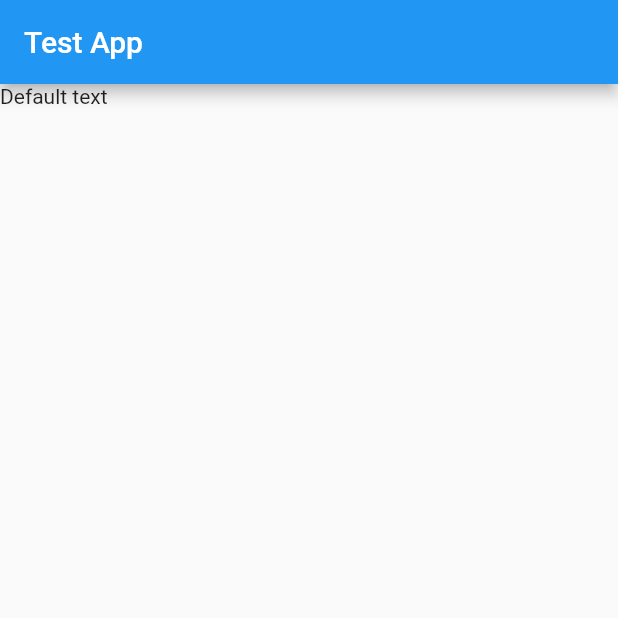
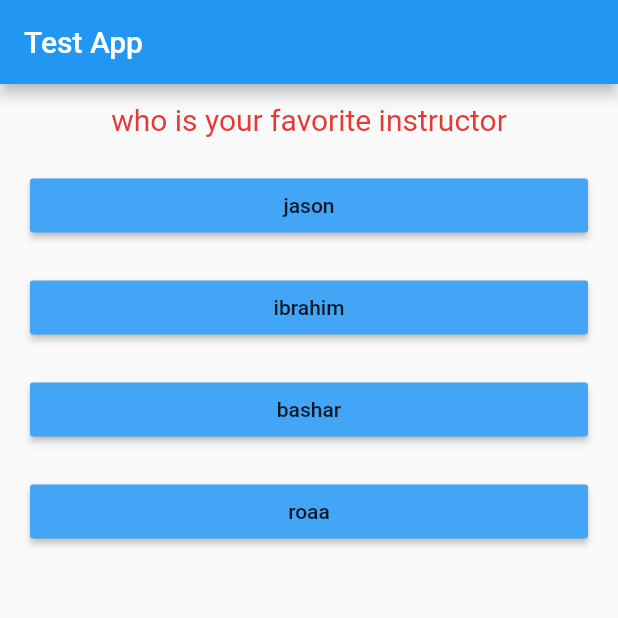
Before and after one commit to OsaidAlhomedy/first_flutter_app, a Flutter app: the screen it shows after launch, on a phone screen of 412 x 824 dp, the top half of it. Run offline on Flutter 3.47's test engine with Material 2 defaults, Android fonts, the phone set to English and light mode, and no system bars.

Commit message:
continued learning some flutter

```diff
--- /dev/null
+++ b/lib/answer.dart
@@ -0,0 +1,20 @@
+import 'package:flutter/material.dart';
+
+class Answer extends StatelessWidget {
+  final Function clickHandler;
+  var text;
+  Answer(this.clickHandler,this.text);
+
+  @override
+  Widget build(BuildContext context) {
+    return Container(
+      width: double.infinity,
+      margin: const EdgeInsets.fromLTRB(20, 10, 20, 10),
+      child: RaisedButton(
+        child: Text(text as String),
+        onPressed: () => {clickHandler()},
+        color: Colors.blue.shade400,
+      ),
+    );
+  }
+}
--- a/lib/main.dart
+++ b/lib/main.dart
@@ -1,21 +1,55 @@
 import 'package:flutter/material.dart';
+
+import './question.dart';
+import './answer.dart';
 
 void main() {
   runApp(MyApp());
 }
 
-class MyApp extends StatelessWidget {
+class MyApp extends StatefulWidget {
+  @override
+  State<StatefulWidget> createState() {
+    return MyAppState();
+  }
+}
+
+class MyAppState extends State<MyApp> {
+  var questions = [
+    {
+      'question': 'who is your favorite instructor',
+      'answers': ['jason', 'ibrahim', 'bashar', 'roaa'],
+    },
+    {
+      'question': 'What is your favorite language',
+      'answers': ['java', 'dart', 'javascript', 'python'],
+    },
+  ];
+
+  int questionIndex = 0;
+
+  void _buttonPressed() {
+    setState(() => {if (questionIndex < questions.length-1) questionIndex++});
+  }
 
   @override
   Widget build(BuildContext context) {
     return MaterialApp(
       home: Scaffold(
         appBar: AppBar(
-          title: Text('Test App'),
+          title: const Text('Test App'),
         ),
-        body: Text('Default text'),
+        body: Column(
+          children: <Widget>[
+            Question(
+              questions[questionIndex]['question'],
+            ),
+            ...(questions[questionIndex]['answers'] as List<String>)
+                .map((e) => Answer(_buttonPressed, e))
+                .toList(),
+          ],
+        ),
       ),
     );
   }
-
 }
--- /dev/null
+++ b/lib/question.dart
@@ -0,0 +1,23 @@
+import 'package:flutter/material.dart';
+
+class Question extends StatelessWidget {
+  final Object? text;
+
+  Question(this.text);
+
+  @override
+  Widget build(BuildContext context) {
+    return Container(
+      child: Text(
+        text as String,
+        style:  TextStyle(
+          fontSize: 20,
+          color: Colors.red.shade600,
+        ),
+        textAlign: TextAlign.center,
+      ),
+      width: double.infinity,
+      margin: EdgeInsets.all(12),
+    );
+  }
+}
```
Also changed, not shown: analysis_options.yaml (line endings or trailing spaces), pubspec.yaml (line endings or trailing spaces), 40 other files.
